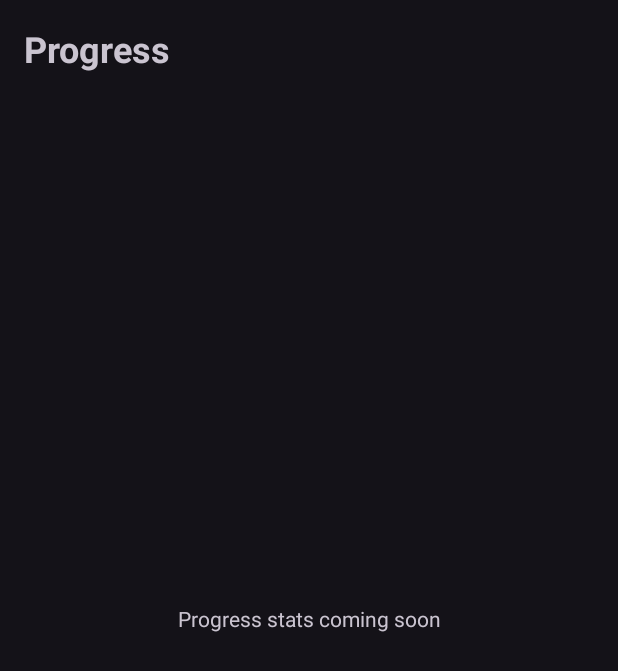
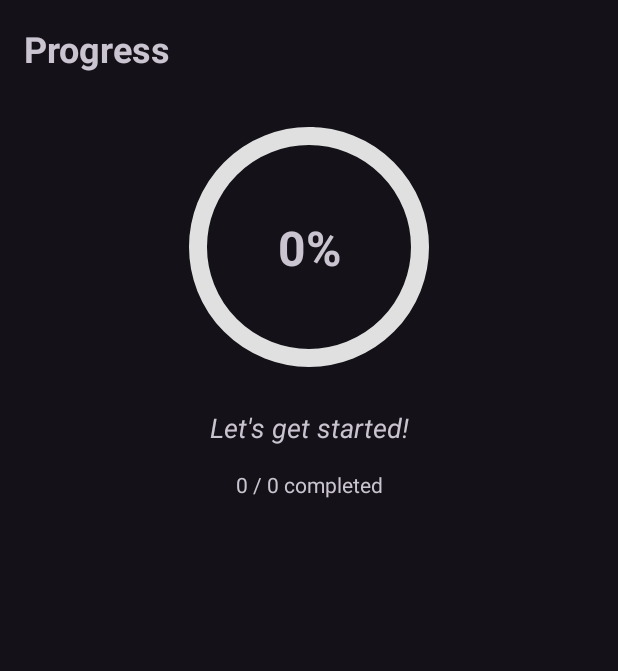
Before and after one commit to Mhod-Seaumul-Islam-Khandaker/StudyMate, an Android app: the fragment ProgressFragment shown on its own in the app's theme, on a phone screen of 412 x 824 dp. Shown: the top 671 px of the screen. Run offline under Robolectric (Android 15) with nearby library versions, the phone set to English and light mode, and no system bars; our stand-ins replace Dagger/Hilt's generated code, Room's generated code; 1 statement that could not run was skipped.

Commit message:
Feature added: the progress report section.

```diff
--- a/StudyMate/app/src/main/java/com/example/studymate/ui/progress/ProgressFragment.kt
+++ b/StudyMate/app/src/main/java/com/example/studymate/ui/progress/ProgressFragment.kt
@@ -6,14 +6,22 @@ import android.view.LayoutInflater
 import android.view.View
 import android.view.ViewGroup
 import androidx.fragment.app.Fragment
+import androidx.fragment.app.viewModels
+import androidx.lifecycle.Lifecycle
+import androidx.lifecycle.lifecycleScope
+import androidx.lifecycle.repeatOnLifecycle
 import com.example.studymate.databinding.FragmentProgressBinding
+import com.example.studymate.ui.common.UiState
 import dagger.hilt.android.AndroidEntryPoint
+import kotlinx.coroutines.flow.collectLatest
+import kotlinx.coroutines.launch
 
 @AndroidEntryPoint
 class ProgressFragment : Fragment() {
 
     private var _binding: FragmentProgressBinding? = null
     private val binding get() = _binding!!
+    private val viewModel: ProgressViewModel by viewModels()
     private val TAG = "ProgressFragment"
 
     override fun onCreateView(
@@ -26,6 +34,41 @@ class ProgressFragment : Fragment() {
         return binding.root
     }
 
+    override fun onViewCreated(view: View, savedInstanceState: Bundle?) {
+        super.onViewCreated(view, savedInstanceState)
+        setupObservers()
+    }
+
+    private fun setupObservers() {
+        viewLifecycleOwner.lifecycleScope.launch {
+            viewLifecycleOwner.repeatOnLifecycle(Lifecycle.State.STARTED) {
+                launch {
+                    viewModel.progressPercentage.collectLatest { percentage ->
+                        Log.d(TAG, "Progress updated to UI: $percentage")
+                        binding.progressIndicator.progress = percentage
+                        binding.progressText.text = "$percentage%"
+
+                        binding.motivationalText.text = when {
+                            percentage == 100 -> "Outstanding! All complete!"
+                            percentage >= 75 -> "Great job! Almost there!"
+                            percentage >= 50 -> "Halfway through! Keep going!"
+                            percentage >= 25 -> "Good start! Keep it up!"
+                            else -> "Let's get started!"
+                        }
+                    }
+                }
+
+                launch {
+                    viewModel.completedItems.collectLatest { completed ->
+                        viewModel.totalItems.collectLatest { total ->
+                            binding.statsText.text = "$completed / $total completed"
+                        }
+                    }
+                }
+            }
+        }
+    }
+
     override fun onDestroyView() {
         super.onDestroyView()
         _binding = null
--- /dev/null
+++ b/StudyMate/app/src/main/java/com/example/studymate/ui/progress/ProgressViewModel.kt
@@ -0,0 +1,86 @@
+package com.example.studymate.ui.progress
+
+import android.util.Log
+import androidx.lifecycle.ViewModel
+import androidx.lifecycle.viewModelScope
+import com.example.studymate.data.model.GoalStatus
+import com.example.studymate.data.model.TaskStatus
+import com.example.studymate.data.repository.GoalRepository
+import com.example.studymate.data.repository.TaskRepository
+import com.example.studymate.data.repository.UserRepository
+import com.example.studymate.ui.common.UiState
+import dagger.hilt.android.lifecycle.HiltViewModel
+import kotlinx.coroutines.flow.MutableStateFlow
+import kotlinx.coroutines.flow.StateFlow
+import kotlinx.coroutines.flow.asStateFlow
+import kotlinx.coroutines.flow.combine
+import kotlinx.coroutines.launch
+import javax.inject.Inject
+
+@HiltViewModel
+class ProgressViewModel @Inject constructor(
+    private val taskRepository: TaskRepository,
+    private val goalRepository: GoalRepository,
+    private val userRepository: UserRepository
+) : ViewModel() {
+
+    private val TAG = "ProgressViewModel"
+
+    private val _uiState = MutableStateFlow<UiState>(UiState.Loading)
+    val uiState: StateFlow<UiState> = _uiState.asStateFlow()
+
+    private val _progressPercentage = MutableStateFlow(0)
+    val progressPercentage: StateFlow<Int> = _progressPercentage.asStateFlow()
+
+    private val _totalItems = MutableStateFlow(0)
+    val totalItems: StateFlow<Int> = _totalItems.asStateFlow()
+
+    private val _completedItems = MutableStateFlow(0)
+    val completedItems: StateFlow<Int> = _completedItems.asStateFlow()
+
+    init {
+        Log.d(TAG, "init: Initializing ProgressViewModel")
+        loadProgress()
+    }
+
+    private fun loadProgress() {
+        viewModelScope.launch {
+            try {
+                val userId = userRepository.getOrCreateDefaultUser()
+
+                // Combine tasks and goals to calculate overall progress
+                combine(
+                    taskRepository.getTasksForUser(userId),
+                    goalRepository.getGoalsForUser(userId)
+                ) { tasks, goals ->
+                    val totalTasks = tasks.size
+                    val completedTasks = tasks.count { it.status == TaskStatus.COMPLETED }
+
+                    val totalGoals = goals.size
+                    val completedGoals = goals.count { it.status == GoalStatus.COMPLETED }
+
+                    val total = totalTasks + totalGoals
+                    val completed = completedTasks + completedGoals
+
+                    Triple(total, completed, true)
+                }.collect { (total, completed, _) ->
+                    _totalItems.value = total
+                    _completedItems.value = completed
+
+                    val percentage = if (total > 0) {
+                        (completed.toFloat() / total.toFloat() * 100).toInt()
+                    } else {
+                        0
+                    }
+
+                    _progressPercentage.value = percentage
+                    _uiState.value = UiState.Success(percentage)
+                    Log.d(TAG, "Progress updated: $percentage% ($completed/$total)")
+                }
+            } catch (e: Exception) {
+                Log.e(TAG, "Error calculating progress", e)
+                _uiState.value = UiState.Error(e.message ?: "Failed to calculate progress")
+            }
+        }
+    }
+}
--- a/StudyMate/app/src/main/res/layout/fragment_progress.xml
+++ b/StudyMate/app/src/main/res/layout/fragment_progress.xml
@@ -16,14 +16,54 @@
         app:layout_constraintStart_toStartOf="parent"
         app:layout_constraintTop_toTopOf="parent" />
 
-    <TextView
-        android:id="@+id/placeholder"
+    <com.google.android.material.progressindicator.CircularProgressIndicator
+        android:id="@+id/progressIndicator"
         android:layout_width="wrap_content"
         android:layout_height="wrap_content"
-        android:text="Progress stats coming soon"
-        app:layout_constraintBottom_toBottomOf="parent"
+        android:layout_marginTop="32dp"
+        app:trackThickness="12dp"
+        app:indicatorSize="160dp"
+        app:indicatorColor="@color/design_default_color_primary"
+        app:trackColor="#E0E0E0"
+        android:progress="0"
+        android:max="100"
         app:layout_constraintEnd_toEndOf="parent"
         app:layout_constraintStart_toStartOf="parent"
-        app:layout_constraintTop_toTopOf="parent" />
+        app:layout_constraintTop_toBottomOf="@id/title" />
+
+    <TextView
+        android:id="@+id/progressText"
+        android:layout_width="wrap_content"
+        android:layout_height="wrap_content"
+        android:text="0%"
+        android:textSize="32sp"
+        android:textStyle="bold"
+        app:layout_constraintBottom_toBottomOf="@id/progressIndicator"
+        app:layout_constraintEnd_toEndOf="@id/progressIndicator"
+        app:layout_constraintStart_toStartOf="@id/progressIndicator"
+        app:layout_constraintTop_toTopOf="@id/progressIndicator" />
+
+    <TextView
+        android:id="@+id/motivationalText"
+        android:layout_width="wrap_content"
+        android:layout_height="wrap_content"
+        android:layout_marginTop="24dp"
+        android:text="Let's get started!"
+        android:textSize="18sp"
+        android:textStyle="italic"
+        app:layout_constraintEnd_toEndOf="parent"
+        app:layout_constraintStart_toStartOf="parent"
+        app:layout_constraintTop_toBottomOf="@id/progressIndicator" />
+
+    <TextView
+        android:id="@+id/statsText"
+        android:layout_width="wrap_content"
+        android:layout_height="wrap_content"
+        android:layout_marginTop="16dp"
+        android:text="0 / 0 completed"
+        android:textSize="14sp"
+        app:layout_constraintEnd_toEndOf="parent"
+        app:layout_constraintStart_toStartOf="parent"
+        app:layout_constraintTop_toBottomOf="@id/motivationalText" />
 
 </androidx.constraintlayout.widget.ConstraintLayout>
```
